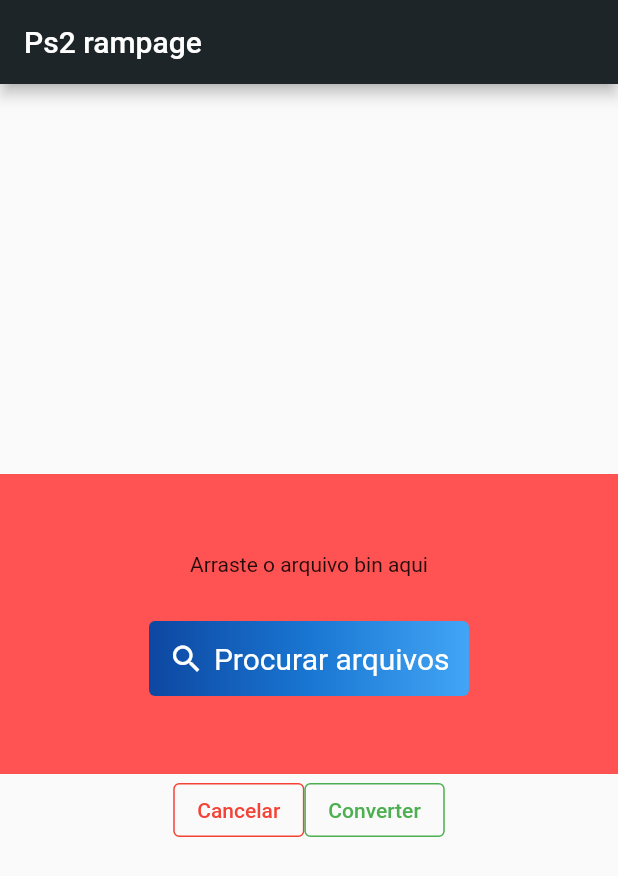
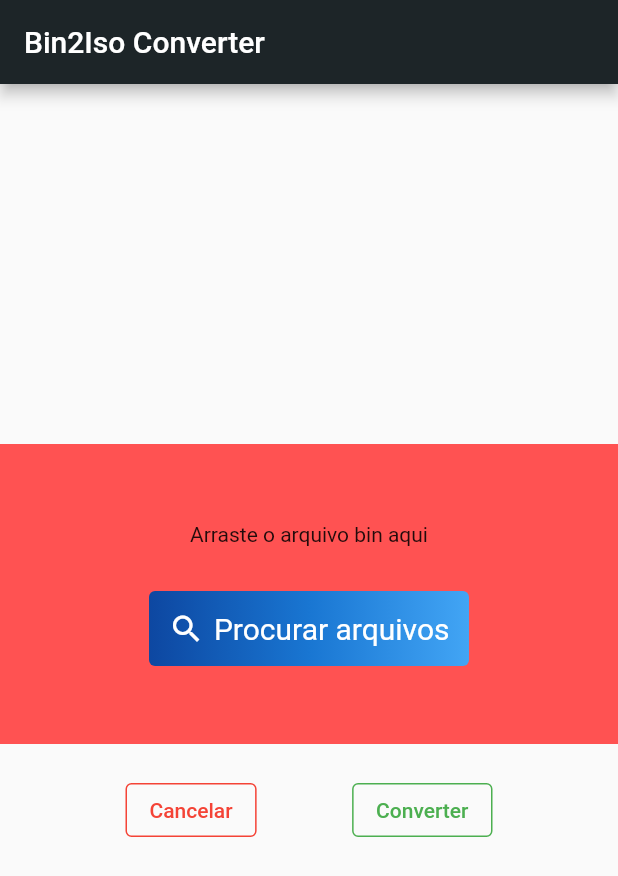
Before and after one commit to allanvobraun/ps2Rampage, a Flutter app: the screen it shows after launch, on a phone screen of 412 x 824 dp. Shown: the top 876 px of the screen. Run offline on Flutter 3.47's test engine with Material 2 defaults, Android fonts, the light colour scheme and no system bars; missing offline and left inert: desktop_drop, window_manager; statements that could not run were skipped.

Commit message:
posição dos botões de converter e cancelar

```diff
--- a/lib/main.dart
+++ b/lib/main.dart
@@ -5,7 +5,5 @@ import 'package:window_manager/window_manager.dart';
 void main() {
   WidgetsFlutterBinding.ensureInitialized();
   WindowManager.instance.setTitle('Ps2 Rampage');
-  WindowManager.instance.setMinimumSize(const Size(800, 600));
-  WindowManager.instance.setMaximumSize(const Size(800, 600));
   runApp(const App());
 }
--- a/lib/ui/app.dart
+++ b/lib/ui/app.dart
@@ -1,6 +1,7 @@
 import 'package:flutter/material.dart';
 import 'package:provider/provider.dart';
 import 'package:ps2_rampage/models/file_model.dart';
+import 'package:window_manager/window_manager.dart';
 import 'home_page.dart';
 
 class App extends StatelessWidget {
@@ -24,6 +25,8 @@ class App extends StatelessWidget {
 
   @override
   Widget build(BuildContext context) {
+    WindowManager.instance.setMinimumSize(const Size(800, 600));
+    WindowManager.instance.setMaximumSize(const Size(800, 600));
     return MaterialApp(
       title: 'Ps2 Rampage',
       theme: ThemeData(
@@ -34,7 +37,7 @@ class App extends StatelessWidget {
       ),
       home: ChangeNotifierProvider(
         create: (context) => FileModel(),
-        child: const Home(title: 'Ps2 rampage'),
+        child: const Home(title: 'Bin2Iso Converter'),
       ),
     );
   }
--- a/lib/ui/home_page.dart
+++ b/lib/ui/home_page.dart
@@ -22,20 +22,24 @@ class _HomeState extends State<Home> {
           mainAxisAlignment: MainAxisAlignment.center,
           children: <Widget>[
             const Dropzone(),
-            Row(
-              mainAxisAlignment: MainAxisAlignment.center,
+            Padding(
+              padding: const EdgeInsets.all(20),
+              child: SizedBox(
+                width: 700,
+                child: Row(
+                  mainAxisAlignment: MainAxisAlignment.spaceEvenly,
                   children: [
                     HoverButton(
                         child: const Text('Cancelar'),
                         color: Colors.red,
-                    onClick: () {}
-                ),
+                        onClick: () {}),
                     HoverButton(
                         child: const Text('Converter'),
                         color: Colors.green,
-                    onClick: () {}
+                        onClick: () {}),
+                  ],
                 ),
-              ],
+              ),
             )
           ],
         ),
--- a/lib/ui/widgets/hover_button.dart
+++ b/lib/ui/widgets/hover_button.dart
@@ -27,7 +27,6 @@ class _HoverState extends State<HoverButton> {
     );
   }
 
-
   @override
   Widget build(BuildContext context) {
     return MouseRegion(
```
Lines whose indentation alone changed are shown as unchanged.
